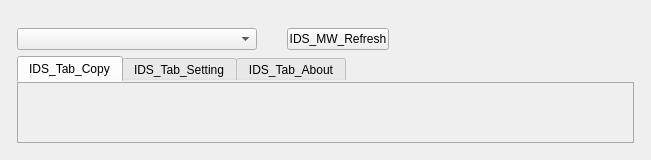
Old version of the form mainwidget.ui in the repository lzk/richovop.
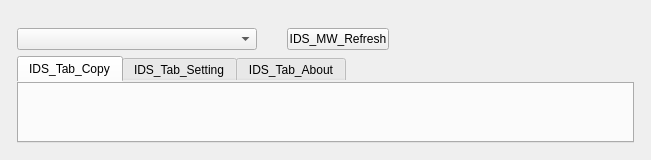
New version of the form.

Diff of the .ui file:
```diff
--- a/mainwidget.ui
+++ b/mainwidget.ui
@@ -22,19 +22,6 @@
 min-width:100;
 max-width:100;
 }
-/*QComboBox
-{
-min-width:240px;
-max-width:240px;
-}*/
-
-#tab_3
-,#tab_4
-,#tab_5
-{
-/*	background-color: rgb(239, 237, 234);
-	background-color: rgb(67, 96, 137);*/
-}
 
 QTabWidget::tab-bar
 {
@@ -44,7 +31,7 @@
 {
 position:absolute;
 top:-0.5em;
-border: 1px solid darkgray;
+/*border: 1px solid darkgray;*/
 }</string>
   </property>
   <layout class="QVBoxLayout" name="verticalLayout_2">
```
